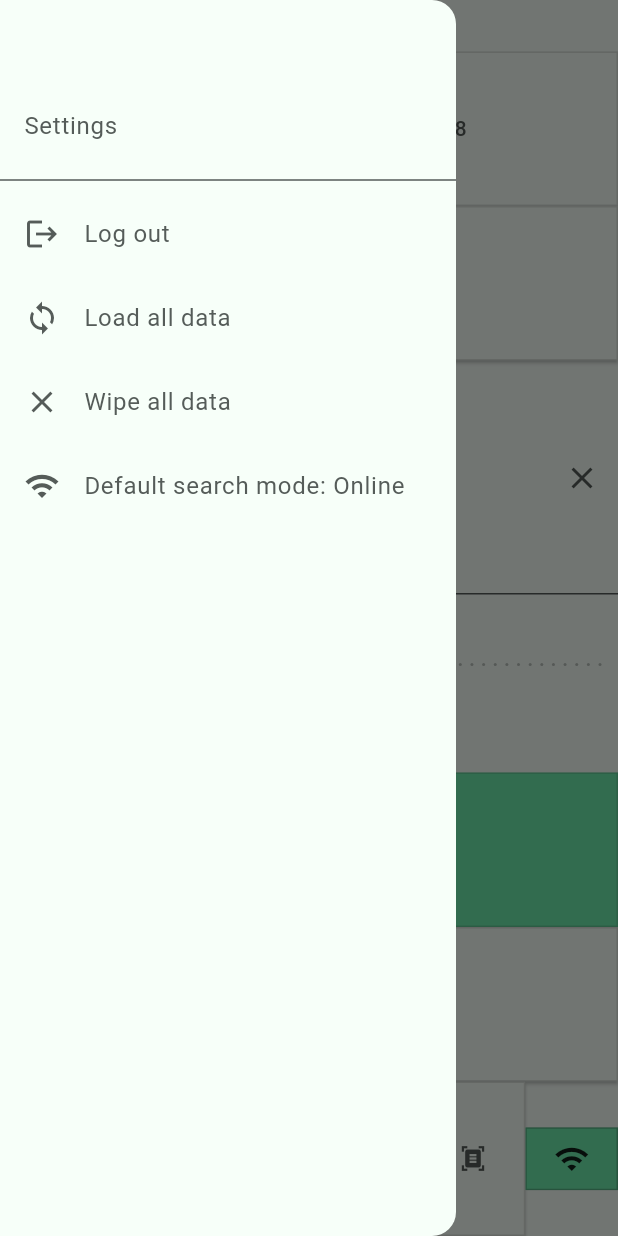
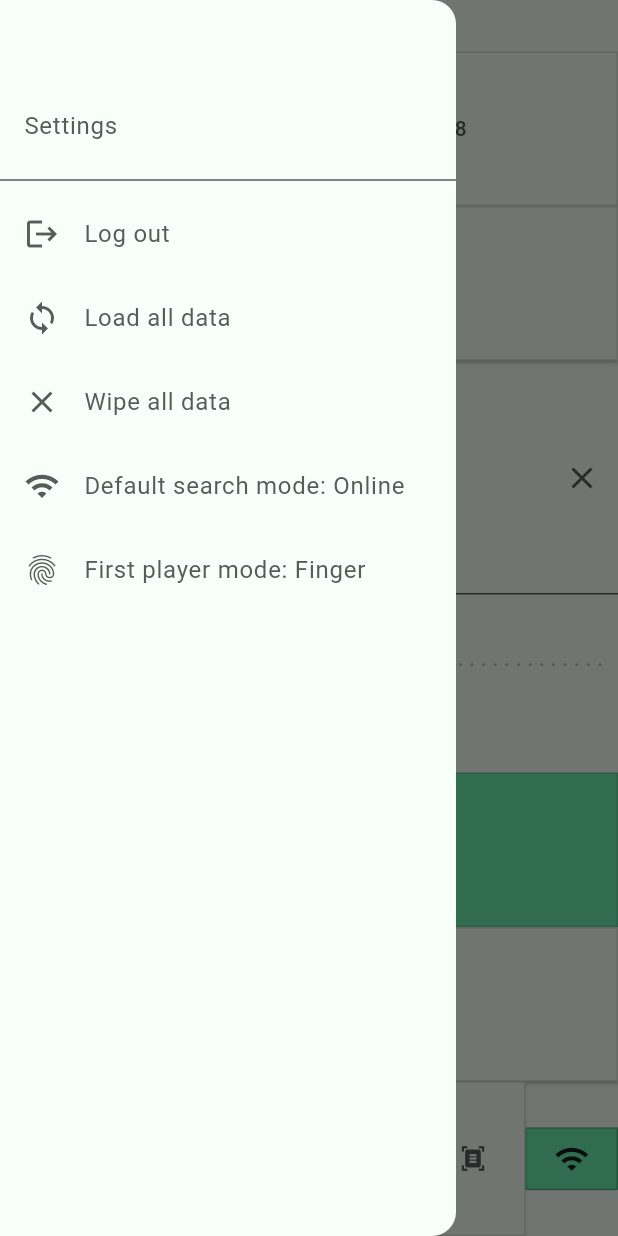
Before and after one commit to Dradass/bggSparrow-flutter, a Flutter app: the LogScaffold screen opened directly, with the side drawer open, on a phone screen of 412 x 824 dp. Run offline on Flutter 3.47's test engine with Material 3 defaults, Android fonts, the phone set to English and light mode, and no system bars; our stand-ins replace camera, connectivity_plus, flutter_secure_storage, open_file, sqflite, stream_transform and 1 more; missing offline and left inert: camera_platform_interface, encrypt, flutter_pixelmatching, requests; accounts and stored records are empty; network calls fail; statements that could not run were skipped.

Commit message:
First player animation mode

```diff
--- a/lib/pages/log_page.dart
+++ b/lib/pages/log_page.dart
@@ -31,6 +31,7 @@ class _LogScaffoldState extends State<LogScaffold> {
   var hasInternetConnection = false;
   String binaryImageData = "";
   bool isOnlineSearchModeDefault = true;
+  bool simpleIndicatorMode = false;
   final Image _imagewidget = Image.asset('assets/no_image.png');
 
   @override
@@ -39,7 +40,8 @@ class _LogScaffoldState extends State<LogScaffold> {
 
     checkInternetConnection().then((isConnected) => {
           if (!isConnected)
-            {showSnackBar(context, 'No internet connection!')}
+            //{showSnackBar(context, 'No internet connection')}
+            log('No internet connection')
           else
             {
               sendOfflinePlaysToBGG(),
@@ -62,6 +64,22 @@ class _LogScaffoldState extends State<LogScaffold> {
                       getAllPlaysFromServer();
                     } else {
                       log("Last launch = ${firstLaunchParam.value}");
+                    }
+                  });
+
+                  // Check "first player mode" system param
+                  SystemParameterSQL.selectSystemParameterById(3)
+                      .then((simpleIndicatorModeValue) {
+                    if (simpleIndicatorModeValue == null) {
+                      SystemParameterSQL.addSystemParameter(SystemParameter(
+                              id: 3, name: "simpleIndicatorMode", value: "1"))
+                          .then((value) {
+                        if (value == 0) log("Cant insert param");
+                      });
+                    } else {
+                      simpleIndicatorMode =
+                          simpleIndicatorModeValue.value == "1";
+                      log("simpleIndicatorMode = ${simpleIndicatorModeValue.value}");
                     }
                   });
 
@@ -202,6 +220,23 @@ class _LogScaffoldState extends State<LogScaffold> {
                       .then((onValue) => {setState(() {})});
                 },
               ),
+              ListTile(
+                leading: const Icon(Icons.fingerprint),
+                title: Row(
+                  children: [
+                    Text(
+                        "First player mode: ${simpleIndicatorMode ? 'Circle' : 'Finger'}")
+                  ],
+                ),
+                onTap: () {
+                  simpleIndicatorMode = !simpleIndicatorMode;
+                  SystemParameterSQL.updateSystemParameter(SystemParameter(
+                          id: 3,
+                          name: "simpleIndicatorMode",
+                          value: simpleIndicatorMode ? "1" : "0"))
+                      .then((onValue) => {setState(() {})});
+                },
+              ),
             ],
           ),
         ),
```
Also changed, not shown: lib/pages/first_player.dart (+38 -0 lines).
